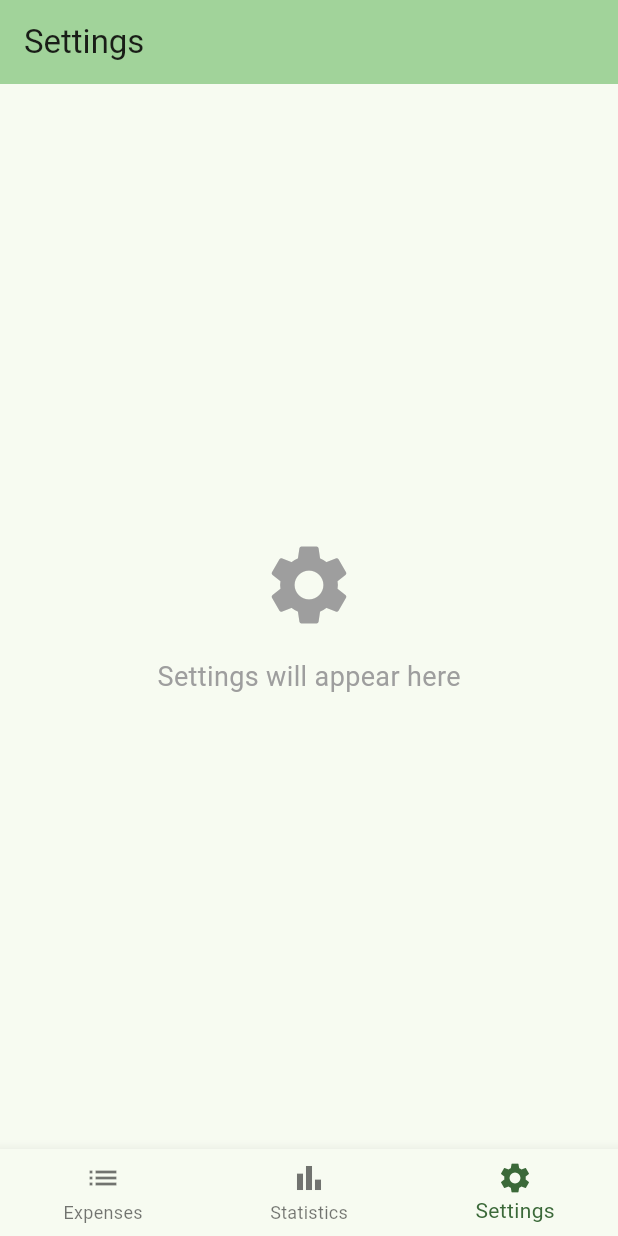
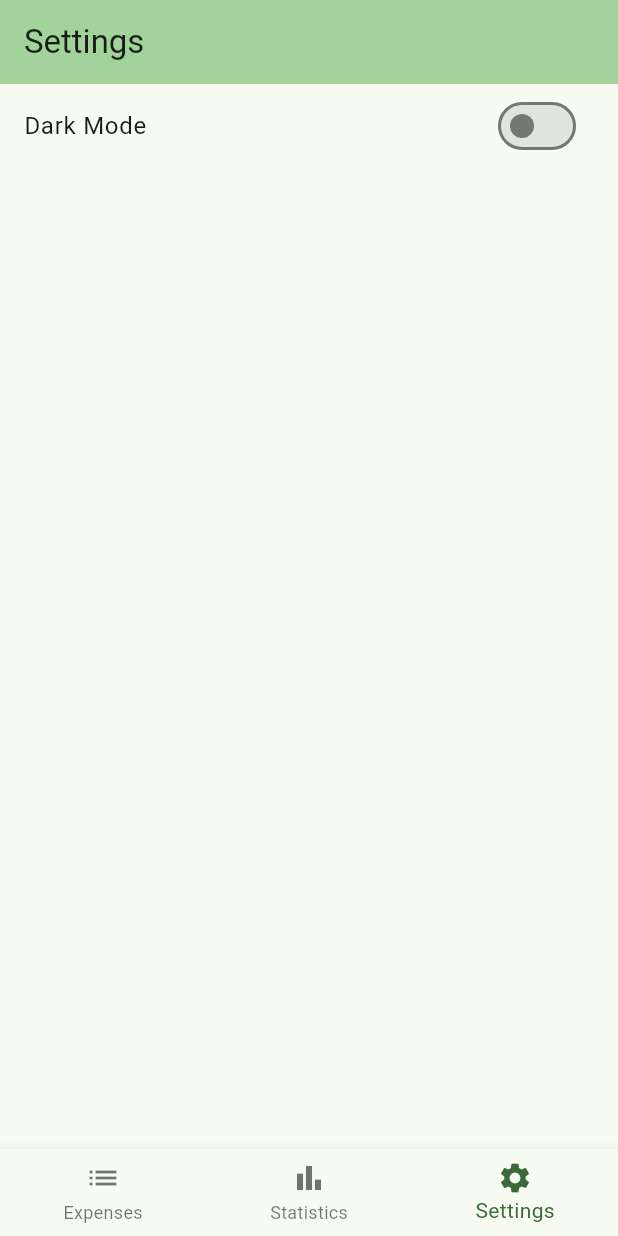
Before and after one commit to quadro-softworks/Expense-Tracker-, a Flutter app: the screen it shows after launch, item 3 of the bottom bar chosen, on a phone screen of 412 x 824 dp. Run offline on Flutter 3.47's test engine with Material 3 defaults, Android fonts, the phone set to English and light mode, and no system bars; our stand-ins replace fl_chart, shared_preferences.

Commit message:
feat: Implement theme toggling (light/dark mode)

```diff
--- a/lib/main.dart
+++ b/lib/main.dart
@@ -1,12 +1,53 @@
 import 'package:flutter/material.dart';
+import 'package:provider/provider.dart'; // Added provider
+import 'package:shared_preferences/shared_preferences.dart'; // Added shared_preferences
 import 'models/expense.dart';
 import 'models/category.dart';
 import 'screens/add_expense_screen.dart';
 import 'package:intl/intl.dart';
-import 'package:fl_chart/fl_chart.dart'; // Import fl_chart
+import 'package:fl_chart/fl_chart.dart';
+
+// ThemeNotifier to manage theme state
+class ThemeNotifier with ChangeNotifier {
+  final String key = "theme";
+  SharedPreferences? _prefs;
+  bool _darkTheme = false;
+
+  bool get darkTheme => _darkTheme;
+
+  ThemeNotifier() {
+    _loadFromPrefs();
+  }
+
+  _initPrefs() async {
+    _prefs ??= await SharedPreferences.getInstance();
+  }
+
+  _loadFromPrefs() async {
+    await _initPrefs();
+    _darkTheme = _prefs?.getBool(key) ?? false;
+    notifyListeners();
+  }
+
+  _saveToPrefs() async {
+    await _initPrefs();
+    _prefs?.setBool(key, _darkTheme);
+  }
+
+  void toggleTheme() {
+    _darkTheme = !_darkTheme;
+    _saveToPrefs();
+    notifyListeners();
+  }
+}
 
 void main() {
-  runApp(const ExpenseTrackerApp());
+  runApp(
+    ChangeNotifierProvider<ThemeNotifier>(
+      create: (_) => ThemeNotifier(),
+      child: const ExpenseTrackerApp(),
+    ),
+  );
 }
 
 class ExpenseTrackerApp extends StatelessWidget {
@@ -14,6 +55,8 @@ class ExpenseTrackerApp extends StatelessWidget {
 
   @override
   Widget build(BuildContext context) {
+    return Consumer<ThemeNotifier>( // Use Consumer to rebuild on theme change
+      builder: (context, themeNotifier, child) {
         return MaterialApp(
           title: 'Expense Tracker',
           theme: ThemeData(
@@ -30,7 +73,10 @@ class ExpenseTrackerApp extends StatelessWidget {
             ),
             useMaterial3: true,
           ),
+          themeMode: themeNotifier.darkTheme ? ThemeMode.dark : ThemeMode.light, // Control ThemeMode
           home: const HomeScreen(),
+        );
+      },
     );
   }
 }
@@ -428,18 +474,23 @@ class SettingsScreen extends StatelessWidget {
         title: const Text('Settings'),
         backgroundColor: Theme.of(context).colorScheme.inversePrimary,
       ),
-      body: const Center(
-        child: Column(
-          mainAxisAlignment: MainAxisAlignment.center,
+      body: ListView( // Changed to ListView for more settings options later
         children: [
-            Icon(Icons.settings, size: 64, color: Colors.grey),
-            SizedBox(height: 16),
-            Text(
-              'Settings will appear here',
-              style: TextStyle(fontSize: 18, color: Colors.grey),
+          Consumer<ThemeNotifier>(
+            builder: (context, themeNotifier, child) {
+              return ListTile(
+                title: const Text('Dark Mode'),
+                trailing: Switch(
+                  value: themeNotifier.darkTheme,
+                  onChanged: (value) {
+                    themeNotifier.toggleTheme();
+                  },
                 ),
+              );
+            },
+          ),
+          // Add more settings here in the future
         ],
-        ),
       ),
     );
   }
```
Lines whose indentation alone changed are shown as unchanged.
